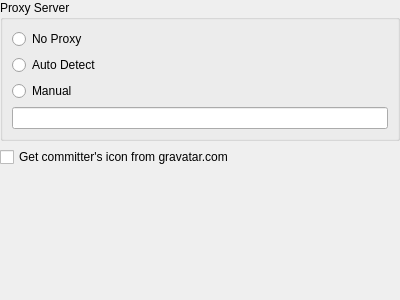
Old version of the form src/SettingNetworkForm.ui in the repository soramimi/Guitar.
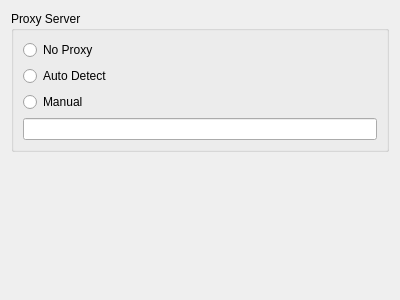
New version of the form.

```diff
--- a/src/SettingNetworkForm.ui
+++ b/src/SettingNetworkForm.ui
@@ -14,18 +14,6 @@
    <string>Form</string>
   </property>
   <layout class="QVBoxLayout" name="verticalLayout_2">
-   <property name="leftMargin">
-    <number>0</number>
-   </property>
-   <property name="topMargin">
-    <number>0</number>
-   </property>
-   <property name="rightMargin">
-    <number>0</number>
-   </property>
-   <property name="bottomMargin">
-    <number>0</number>
-   </property>
    <item>
     <widget class="QGroupBox" name="groupBox">
      <property name="title">
@@ -59,13 +47,6 @@
      </layout>
     </widget>
    </item>
-   <item>
-    <widget class="QCheckBox" name="checkBox_get_committer_icon">
-     <property name="text">
-      <string>Get committer's icon from gravatar.com</string>
-     </property>
-    </widget>
-   </item>
    <item>
     <spacer name="verticalSpacer">
      <property name="orientation">
```
Left out of the diff: 2 changed lines with no effect on the pictures.
